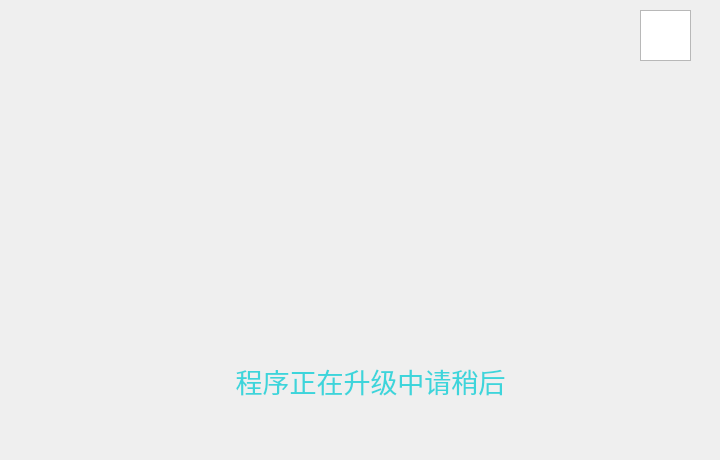
Qt form AppUpgrade/appupgrade.ui (gessd/UAVManage) before a commit.
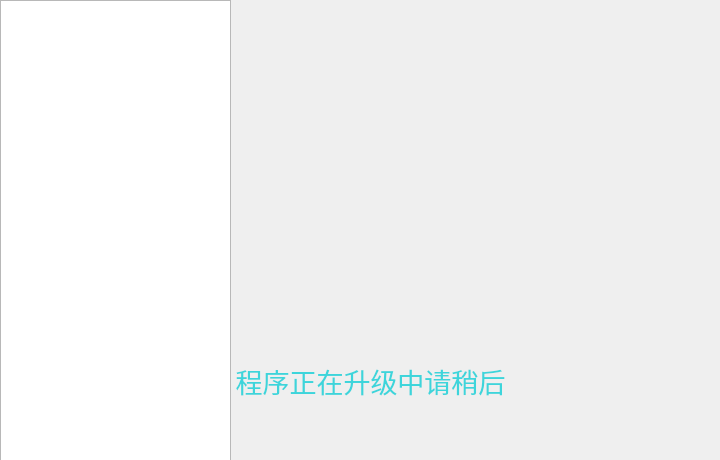
The same form after that commit. Icons and pictures are not drawn.

Commit message: 修复升级程序路径包含空格问题

```diff
--- a/AppUpgrade/appupgrade.ui
+++ b/AppUpgrade/appupgrade.ui
@@ -27,10 +27,10 @@
    <widget class="QTextBrowser" name="textBrowser">
     <property name="geometry">
      <rect>
-      <x>640</x>
-      <y>10</y>
-      <width>51</width>
-      <height>51</height>
+      <x>0</x>
+      <y>0</y>
+      <width>231</width>
+      <height>461</height>
      </rect>
     </property>
    </widget>
```
The commit also changes 2 other files.
